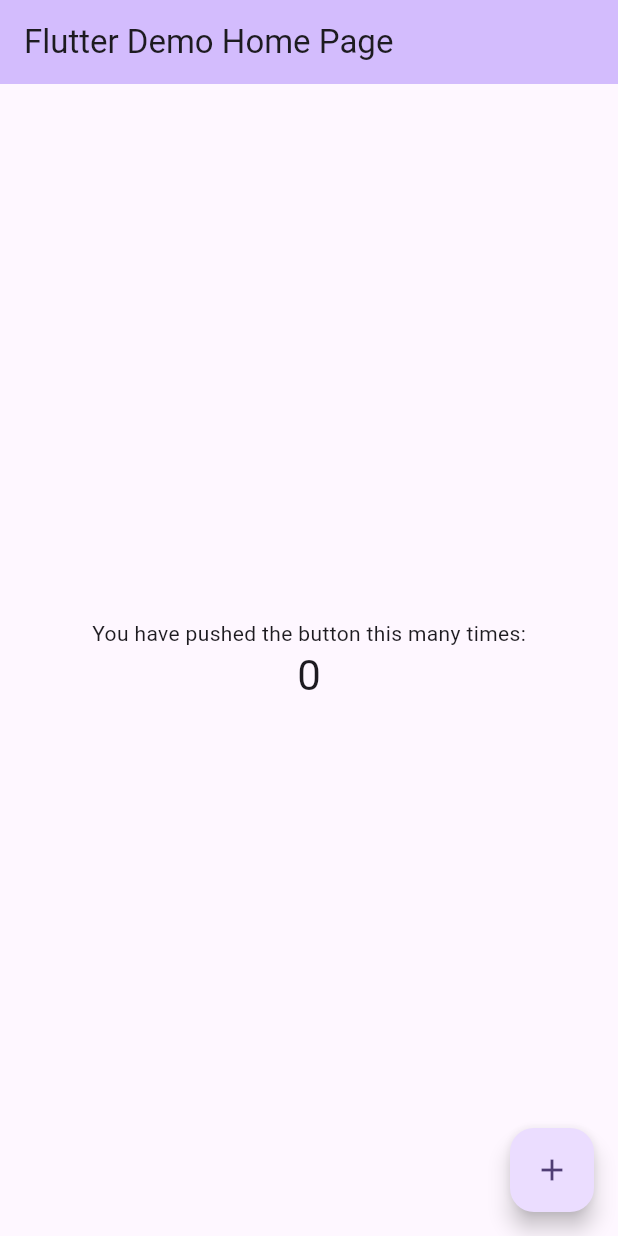
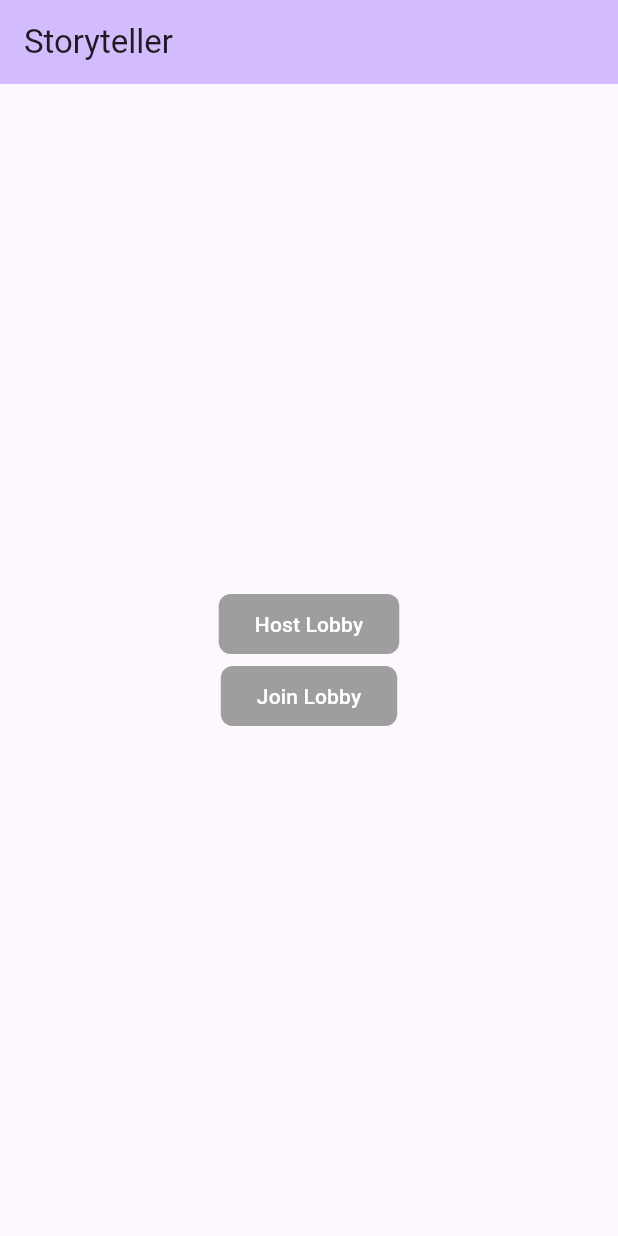
Before and after one commit to dbzvishal/storyteller, a Flutter app: the screen it shows after launch, on a phone screen of 412 x 824 dp. Run offline on Flutter 3.47's test engine with Material 2 defaults, Android fonts, the phone set to English and light mode, and no system bars; missing offline and left inert: grpc.

Commit message:
Set up Host lobby and Join lobby pages with gRPC framework

```diff
--- /dev/null
+++ b/lib/home.dart
@@ -0,0 +1,111 @@
+import 'package:flutter/material.dart';
+import 'package:storyteller/lobby/host.dart';
+import 'package:storyteller/lobby/join.dart';
+
+class MyHomePage extends StatefulWidget {
+  const MyHomePage({super.key, required this.title});
+
+  // This widget is the home page of your application. It is stateful, meaning
+  // that it has a State object (defined below) that contains fields that affect
+  // how it looks.
+
+  // This class is the configuration for the state. It holds the values (in this
+  // case the title) provided by the parent (in this case the App widget) and
+  // used by the build method of the State. Fields in a Widget subclass are
+  // always marked "final".
+
+  final String title;
+
+  @override
+  State<MyHomePage> createState() => _MyHomePageState();
+}
+
+class _MyHomePageState extends State<MyHomePage> {
+
+  void _hostLobby() {
+    Navigator.push(
+      context,
+      MaterialPageRoute(builder: (context) => HostLobbyPage()),
+    );
+  }
+
+  void _joinLobby() {
+    Navigator.push(
+      context,
+      MaterialPageRoute(builder: (context) => JoinLobbyPage()),
+    );
+  }
+
+  @override
+  Widget build(BuildContext context) {
+    // This method is rerun every time setState is called, for instance as done
+    // by the _incrementCounter method above.
+    //
+    // The Flutter framework has been optimized to make rerunning build methods
+    // fast, so that you can just rebuild anything that needs updating rather
+    // than having to individually change instances of widgets.
+    return Scaffold(
+      appBar: AppBar(
+        // TRY THIS: Try changing the color here to a specific color (to
+        // Colors.amber, perhaps?) and trigger a hot reload to see the AppBar
+        // change color while the other colors stay the same.
+        backgroundColor: Theme.of(context).colorScheme.inversePrimary,
+        // Here we take the value from the MyHomePage object that was created by
+        // the App.build method, and use it to set our appbar title.
+        title: Text(widget.title),
+      ),
+      body: Center(
+        // Center is a layout widget. It takes a single child and positions it
+        // in the middle of the parent.
+        child: Column(
+          // Column is also a layout widget. It takes a list of children and
+          // arranges them vertically. By default, it sizes itself to fit its
+          // children horizontally, and tries to be as tall as its parent.
+          //
+          // Column has various properties to control how it sizes itself and
+          // how it positions its children. Here we use mainAxisAlignment to
+          // center the children vertically; the main axis here is the vertical
+          // axis because Columns are vertical (the cross axis would be
+          // horizontal).
+          //
+          // TRY THIS: Invoke "debug painting" (choose the "Toggle Debug Paint"
+          // action in the IDE, or press "p" in the console), to see the
+          // wireframe for each widget.
+          mainAxisAlignment: MainAxisAlignment.center,
+          children: <Widget>[
+            FilledButton(
+              onPressed: _hostLobby,
+              style: ButtonStyle(
+                backgroundColor: MaterialStateProperty.all(Colors.grey), // Background color
+                foregroundColor: MaterialStateProperty.all(Colors.white), // Icon/text color
+                shape: MaterialStateProperty.all<RoundedRectangleBorder>(
+                  RoundedRectangleBorder(
+                    borderRadius: BorderRadius.circular(8), // Rounded corners
+                  ),
+                ),
+              ),
+              child: const Text(
+                  'Host Lobby'
+              ),
+            ),
+            FilledButton(
+              onPressed: _joinLobby, // Join Lobby
+              style: ButtonStyle(
+                backgroundColor: MaterialStateProperty.all(Colors.grey), // Background color
+                foregroundColor: MaterialStateProperty.all(Colors.white), // Icon/text color
+                shape: MaterialStateProperty.all<RoundedRectangleBorder>(
+                  RoundedRectangleBorder(
+                    borderRadius: BorderRadius.circular(8), // Rounded corners
+                  ),
+                ),
+              ),
+              child: const Text(
+                  'Join Lobby'
+              ),
+            ),
+          ],
+        ),
+      ),
+    );
+  }
+}
--- a/lib/main.dart
+++ b/lib/main.dart
@@ -1,4 +1,5 @@
 import 'package:flutter/material.dart';
+import 'package:storyteller/home.dart';
 
 void main() {
   runApp(const MyApp());
@@ -31,95 +32,7 @@ class MyApp extends StatelessWidget {
         colorScheme: ColorScheme.fromSeed(seedColor: Colors.deepPurple),
         useMaterial3: true,
       ),
-      home: const MyHomePage(title: 'Flutter Demo Home Page'),
+      home: const MyHomePage(title: 'Storyteller'),
     );
   }
 }
-
-class MyHomePage extends StatefulWidget {
-  const MyHomePage({super.key, required this.title});
-
-  // This widget is the home page of your application. It is stateful, meaning
-  // that it has a State object (defined below) that contains fields that affect
-  // how it looks.
-
-  // This class is the configuration for the state. It holds the values (in this
-  // case the title) provided by the parent (in this case the App widget) and
-  // used by the build method of the State. Fields in a Widget subclass are
-  // always marked "final".
-
-  final String title;
-
-  @override
-  State<MyHomePage> createState() => _MyHomePageState();
-}
-
-class _MyHomePageState extends State<MyHomePage> {
-  int _counter = 0;
-
-  void _incrementCounter() {
-    setState(() {
-      // This call to setState tells the Flutter framework that something has
-      // changed in this State, which causes it to rerun the build method below
-      // so that the display can reflect the updated values. If we changed
-      // _counter without calling setState(), then the build method would not be
-      // called again, and so nothing would appear to happen.
-      _counter++;
-    });
-  }
-
-  @override
-  Widget build(BuildContext context) {
-    // This method is rerun every time setState is called, for instance as done
-    // by the _incrementCounter method above.
-    //
-    // The Flutter framework has been optimized to make rerunning build methods
-    // fast, so that you can just rebuild anything that needs updating rather
-    // than having to individually change instances of widgets.
-    return Scaffold(
-      appBar: AppBar(
-        // TRY THIS: Try changing the color here to a specific color (to
-        // Colors.amber, perhaps?) and trigger a hot reload to see the AppBar
-        // change color while the other colors stay the same.
-        backgroundColor: Theme.of(context).colorScheme.inversePrimary,
-        // Here we take the value from the MyHomePage object that was created by
-        // the App.build method, and use it to set our appbar title.
-        title: Text(widget.title),
-      ),
-      body: Center(
-        // Center is a layout widget. It takes a single child and positions it
-        // in the middle of the parent.
-        child: Column(
-          // Column is also a layout widget. It takes a list of children and
-          // arranges them vertically. By default, it sizes itself to fit its
-          // children horizontally, and tries to be as tall as its parent.
-          //
-          // Column has various properties to control how it sizes itself and
-          // how it positions its children. Here we use mainAxisAlignment to
-          // center the children vertically; the main axis here is the vertical
-          // axis because Columns are vertical (the cross axis would be
-          // horizontal).
-          //
-          // TRY THIS: Invoke "debug painting" (choose the "Toggle Debug Paint"
-          // action in the IDE, or press "p" in the console), to see the
-          // wireframe for each widget.
-          mainAxisAlignment: MainAxisAlignment.center,
-          children: <Widget>[
-            const Text(
-              'You have pushed the button this many times:',
-            ),
-            Text(
-              '$_counter',
-              style: Theme.of(context).textTheme.headlineMedium,
-            ),
-          ],
-        ),
-      ),
-      floatingActionButton: FloatingActionButton(
-        onPressed: _incrementCounter,
-        tooltip: 'Increment',
-        child: const Icon(Icons.add),
-      ), // This trailing comma makes auto-formatting nicer for build methods.
-    );
-  }
-}
--- a/pubspec.yaml
+++ b/pubspec.yaml
@@ -35,6 +35,10 @@ dependencies:
   # The following adds the Cupertino Icons font to your application.
   # Use with the CupertinoIcons class for iOS style icons.
   cupertino_icons: ^1.0.2
+
+  # gRPC
+  grpc: ^3.2.4
+  protobuf: ^3.1.0
 
 dev_dependencies:
   flutter_test:
```
Also changed, not shown: lib/lobby/host.dart (added, +39 -0 lines), lib/lobby/join.dart (added, +43 -0 lines), pubspec.lock, 1 other file.
